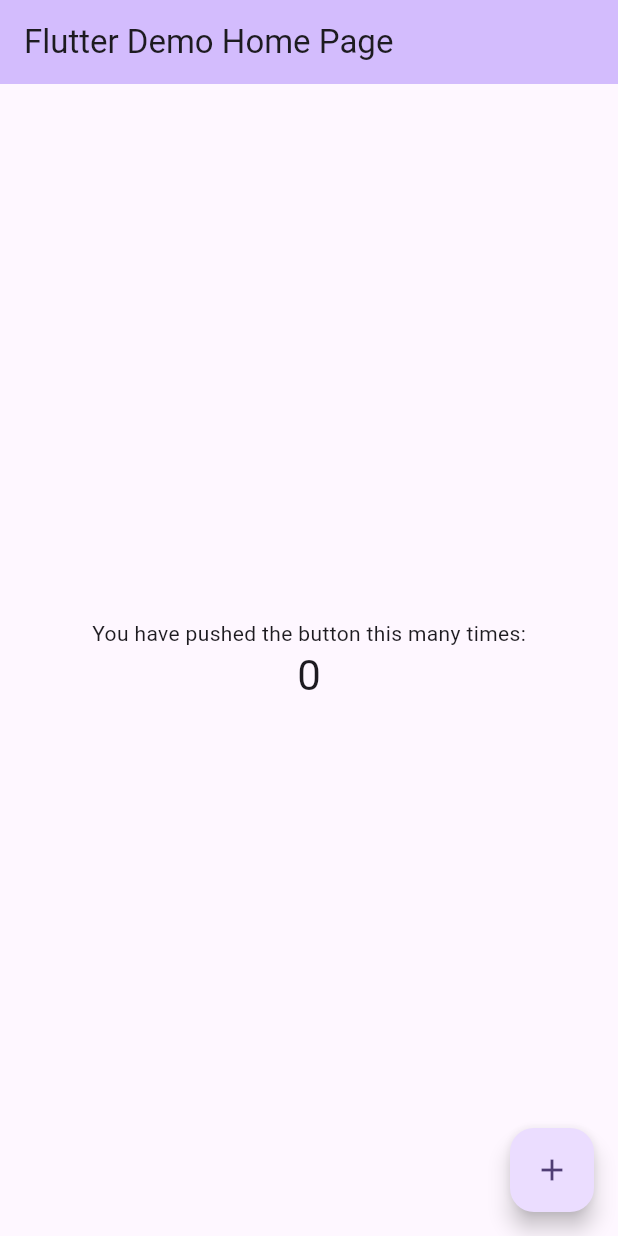
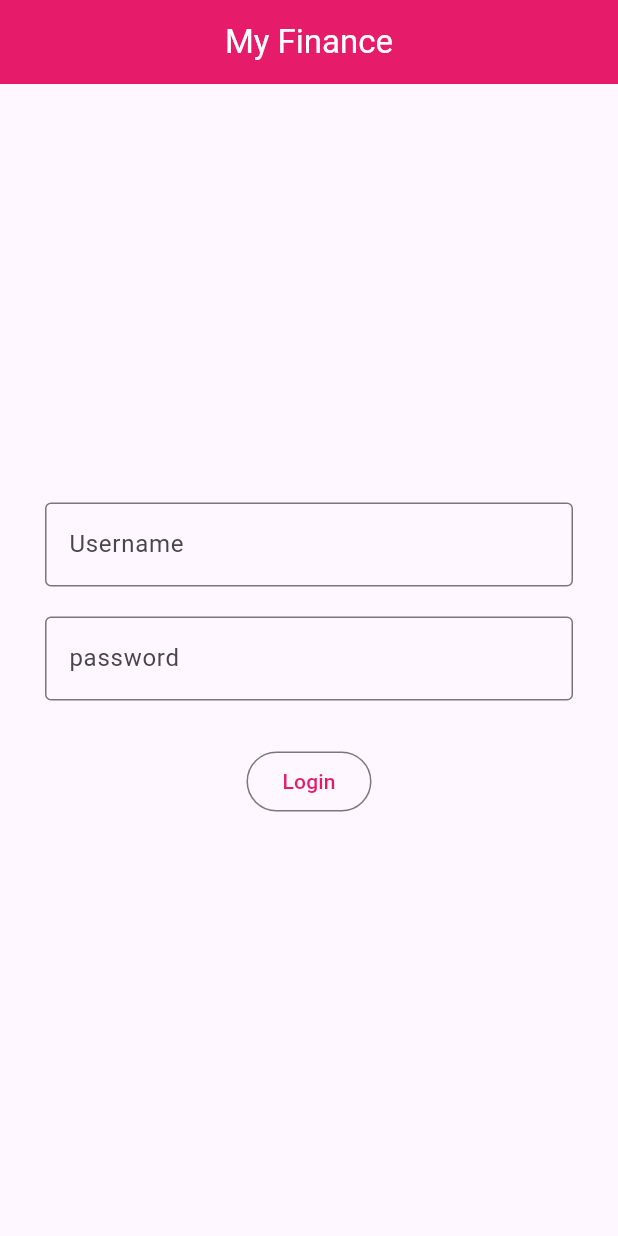
Before and after one commit to saidulydia/NTU_Finance, a Flutter app: the screen it shows after launch, on a phone screen of 412 x 824 dp. Run offline on Flutter 3.47's test engine with Material 2 defaults, Android fonts, the phone set to English and light mode, and no system bars; our stand-ins replace firebase_auth, firebase_core; accounts and stored records are empty.

Commit message:
firebase login

```diff
--- /dev/null
+++ b/ntu_finance/lib/authentication.dart
@@ -0,0 +1,19 @@
+import 'package:firebase_auth/firebase_auth.dart';
+
+class Auth {
+  final FirebaseAuth _firebaseAuth = FirebaseAuth.instance;
+  User? get currentUser => _firebaseAuth.currentUser;
+  Stream<User?> get authStateChanges => _firebaseAuth.authStateChanges();
+
+  Future<void> signInWithEmailAndPassword({
+    required String email,
+    required String password,
+  }) async {
+    await _firebaseAuth.signInWithEmailAndPassword(
+        email: email, password: password);
+  }
+
+  Future<void> signOut() async {
+    await _firebaseAuth.signOut();
+  }
+}
--- a/ntu_finance/lib/main.dart
+++ b/ntu_finance/lib/main.dart
@@ -1,6 +1,11 @@
+import 'package:firebase_core/firebase_core.dart';
 import 'package:flutter/material.dart';
 
-void main() {
+import 'screens/login_page.dart';
+
+void main() async {
+  WidgetsFlutterBinding.ensureInitialized();
+  await Firebase.initializeApp();
   runApp(const MyApp());
 }
 
@@ -12,114 +17,12 @@ class MyApp extends StatelessWidget {
   Widget build(BuildContext context) {
     return MaterialApp(
       title: 'Flutter Demo',
+      debugShowCheckedModeBanner: false,
       theme: ThemeData(
-        // This is the theme of your application.
-        //
-        // TRY THIS: Try running your application with "flutter run". You'll see
-        // the application has a blue toolbar. Then, without quitting the app,
-        // try changing the seedColor in the colorScheme below to Colors.green
-        // and then invoke "hot reload" (save your changes or press the "hot
-        // reload" button in a Flutter-supported IDE, or press "r" if you used
-        // the command line to start the app).
-        //
-        // Notice that the counter didn't reset back to zero; the application
-        // state is not lost during the reload. To reset the state, use hot
-        // restart instead.
-        //
-        // This works for code too, not just values: Most code changes can be
-        // tested with just a hot reload.
         colorScheme: ColorScheme.fromSeed(seedColor: Colors.deepPurple),
         useMaterial3: true,
       ),
-      home: const MyHomePage(title: 'Flutter Demo Home Page'),
+      home: const LoginPage(),
     );
   }
 }
-
-class MyHomePage extends StatefulWidget {
-  const MyHomePage({super.key, required this.title});
-
-  // This widget is the home page of your application. It is stateful, meaning
-  // that it has a State object (defined below) that contains fields that affect
-  // how it looks.
-
-  // This class is the configuration for the state. It holds the values (in this
-  // case the title) provided by the parent (in this case the App widget) and
-  // used by the build method of the State. Fields in a Widget subclass are
-  // always marked "final".
-
-  final String title;
-
-  @override
-  State<MyHomePage> createState() => _MyHomePageState();
-}
-
-class _MyHomePageState extends State<MyHomePage> {
-  int _counter = 0;
-
-  void _incrementCounter() {
-    setState(() {
-      // This call to setState tells the Flutter framework that something has
-      // changed in this State, which causes it to rerun the build method below
-      // so that the display can reflect the updated values. If we changed
-      // _counter without calling setState(), then the build method would not be
-      // called again, and so nothing would appear to happen.
-      _counter++;
-    });
-  }
-
-  @override
-  Widget build(BuildContext context) {
-    // This method is rerun every time setState is called, for instance as done
-    // by the _incrementCounter method above.
-    //
-    // The Flutter framework has been optimized to make rerunning build methods
-    // fast, so that you can just rebuild anything that needs updating rather
-    // than having to individually change instances of widgets.
-    return Scaffold(
-      appBar: AppBar(
-        // TRY THIS: Try changing the color here to a specific color (to
-        // Colors.amber, perhaps?) and trigger a hot reload to see the AppBar
-        // change color while the other colors stay the same.
-        backgroundColor: Theme.of(context).colorScheme.inversePrimary,
-        // Here we take the value from the MyHomePage object that was created by
-        // the App.build method, and use it to set our appbar title.
-        title: Text(widget.title),
-      ),
-      body: Center(
-        // Center is a layout widget. It takes a single child and positions it
-        // in the middle of the parent.
-        child: Column(
-          // Column is also a layout widget. It takes a list of children and
-          // arranges them vertically. By default, it sizes itself to fit its
-          // children horizontally, and tries to be as tall as its parent.
-          //
-          // Column has various properties to control how it sizes itself and
-          // how it positions its children. Here we use mainAxisAlignment to
-          // center the children vertically; the main axis here is the vertical
-          // axis because Columns are vertical (the cross axis would be
-          // horizontal).
-          //
-          // TRY THIS: Invoke "debug painting" (choose the "Toggle Debug Paint"
-          // action in the IDE, or press "p" in the console), to see the
-          // wireframe for each widget.
-          mainAxisAlignment: MainAxisAlignment.center,
-          children: <Widget>[
-            const Text(
-              'You have pushed the button this many times:',
-            ),
-            Text(
-              '$_counter',
-              style: Theme.of(context).textTheme.headlineMedium,
-            ),
-          ],
-        ),
-      ),
-      floatingActionButton: FloatingActionButton(
-        onPressed: _incrementCounter,
-        tooltip: 'Increment',
-        child: const Icon(Icons.add),
-      ), // This trailing comma makes auto-formatting nicer for build methods.
-    );
-  }
-}
--- /dev/null
+++ b/ntu_finance/lib/screens/login_page.dart
@@ -0,0 +1,94 @@
+import 'package:firebase_auth/firebase_auth.dart';
+import 'package:flutter/material.dart';
+import 'package:ntu_finance/home_page.dart';
+
+import '../authentication.dart';
+
+class LoginPage extends StatefulWidget {
+  const LoginPage({super.key});
+
+  @override
+  State<LoginPage> createState() => _LoginPageState();
+}
+
+//227, 3, 88
+
+class _LoginPageState extends State<LoginPage> {
+  final _emailController = TextEditingController();
+  final _passwordController = TextEditingController();
+  final FirebaseAuth _firebaseAuth = FirebaseAuth.instance;
+
+  // Future<bool> signInWithEmailAndPassword() async {
+  //   try {
+  //     debugPrint(_emailController.text);
+  //     debugPrint(_passwordController.text);
+  //     Auth().signInWithEmailAndPassword(
+  //       email: _emailController.text,
+  //       password: _passwordController.text,
+  //     );
+  //     return true;
+  //   } on FirebaseAuthException catch (e) {
+  //     debugPrint(e.toString());
+  //     return false;
+  //   }
+  // }
+
+  void signInWithEmailAndPassword() async {
+    _firebaseAuth.signInWithEmailAndPassword(
+        email: _emailController.text, password: _passwordController.text);
+    Navigator.push(
+      context,
+      MaterialPageRoute(builder: (context) => const HoemPage()),
+    );
+  }
+
+  @override
+  Widget build(BuildContext context) {
+    return Scaffold(
+      appBar: AppBar(
+        backgroundColor: const Color.fromRGBO(227, 3, 88, 0.9),
+        title: const Center(
+            child: Text(
+          "My Finance",
+          style: TextStyle(color: Colors.white),
+        )),
+      ),
+      body: Padding(
+        padding: const EdgeInsets.only(left: 30, right: 30),
+        child: Column(
+          mainAxisAlignment: MainAxisAlignment.center,
+          children: [
+            TextField(
+                controller: _emailController,
+                obscureText: false,
+                decoration: const InputDecoration(
+                  border: OutlineInputBorder(),
+                  labelText: 'Username',
+                )),
+            const SizedBox(
+              height: 20,
+            ),
+            TextField(
+                controller: _passwordController,
+                obscureText: true,
+                decoration: const InputDecoration(
+                  border: OutlineInputBorder(),
+                  labelText: 'password',
+                )),
+            const SizedBox(
+              height: 30,
+            ),
+            OutlinedButton(
+                child: const Text(
+                  "Login",
+                  style: TextStyle(color: Color.fromRGBO(227, 3, 88, 0.9)),
+                ),
+                onPressed: () async {
+                  signInWithEmailAndPassword();
+                }),
+          ],
+        ),
+      ),
+    );
+  }
+}
```
Also changed, not shown: ntu_finance/lib/home_page.dart (added, +35 -0 lines), ntu_finance/pubspec.yaml (+2 -42 lines), ntu_finance/pubspec.lock, 7 other files.
